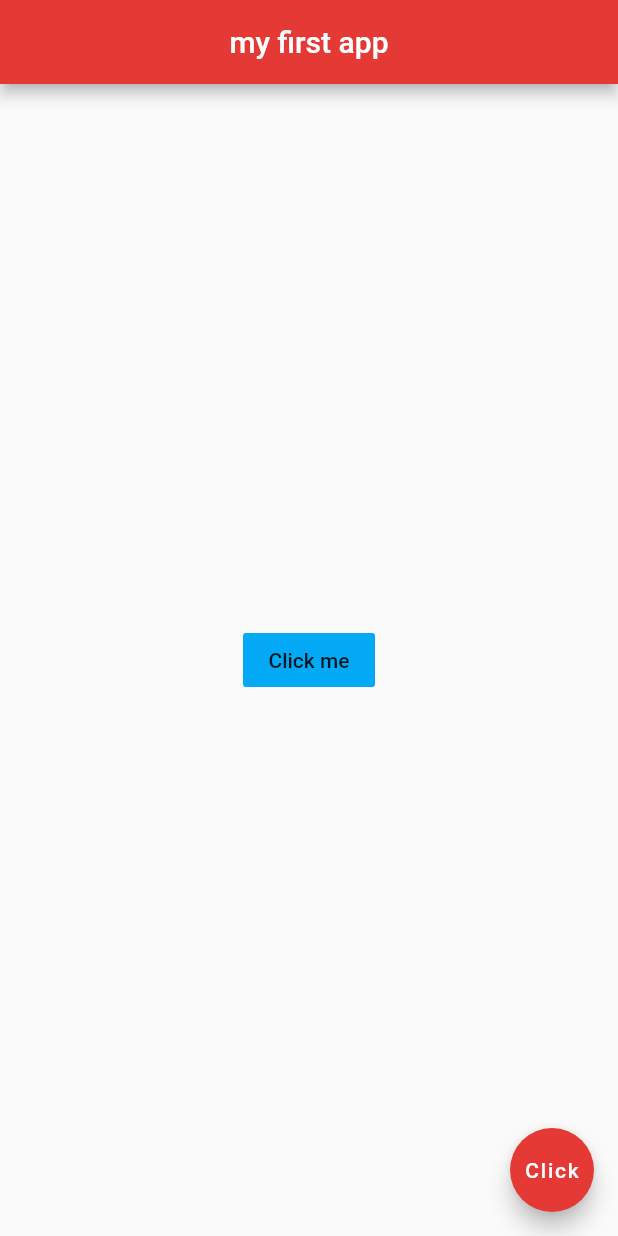
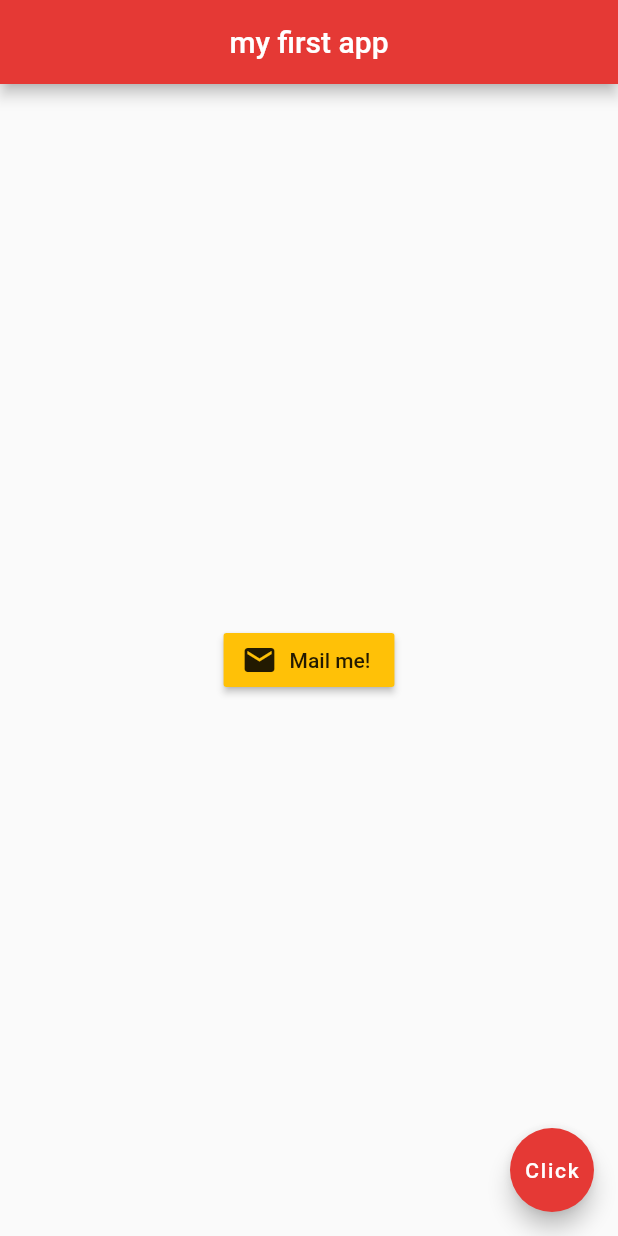
Before and after one commit to SimonB87/flutter-app, a Flutter app: the screen it shows after launch, on a phone screen of 412 x 824 dp. Run offline on Flutter 3.47's test engine with Material 2 defaults, Android fonts, the phone set to English and light mode, and no system bars.

Commit message:
adding buttons - button with icon

```diff
--- a/lib/main.dart
+++ b/lib/main.dart
@@ -15,12 +15,11 @@ class Home extends StatelessWidget {
         backgroundColor: Colors.red[600],
       ),
       body: Center(
-        child: FlatButton(
-          onPressed: () {
-            print("You clicked me.");
-          },
-          child: Text("Click me"),
-          color: Colors.lightBlue,
+        child: RaisedButton.icon(
+            onPressed: () {},
+            icon: Icon(Icons.mail),
+            label: Text("Mail me!"),
+            color: Colors.amber,
         ),
       ),
       floatingActionButton: FloatingActionButton(
```
